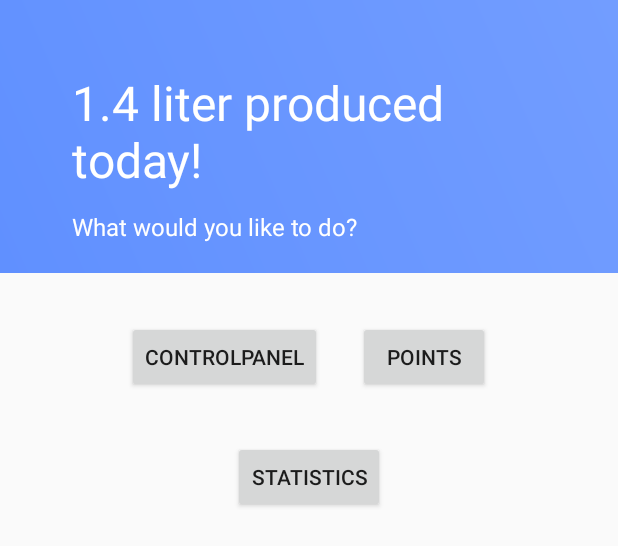
After one commit to Robertds17/Project-water-harvester, an Android app: the layout fragment_home.xml on its own in the app's theme, with its tools: preview values and no code run, on a phone screen of 412 x 824 dp. The commit adds this screen. Shown: the top 546 px of the screen. Run offline under Robolectric (Android 15) with nearby library versions, the phone set to English and light mode, and no system bars.

Commit message:
home fragment

```diff
--- /dev/null
+++ b/android/app/src/main/java/com/example/water_harvester/FragmentHome.java
@@ -0,0 +1,23 @@
+package com.example.water_harvester;
+
+import android.os.Bundle;
+import android.view.LayoutInflater;
+import android.view.View;
+import android.view.ViewGroup;
+
+import androidx.annotation.NonNull;
+import androidx.annotation.Nullable;
+import androidx.fragment.app.Fragment;
+
+public class FragmentHome extends Fragment{
+    private View view;
+
+    @Nullable
+    @Override
+    public View onCreateView(@NonNull LayoutInflater inflater, @Nullable ViewGroup container, @Nullable Bundle savedInstanceState) {
+        view = inflater.inflate(R.layout.fragment_home, container, false);
+
+        return view;
+    }
+
+}
--- a/android/app/src/main/java/com/example/water_harvester/MainActivity.java
+++ b/android/app/src/main/java/com/example/water_harvester/MainActivity.java
@@ -53,7 +53,7 @@ public class MainActivity extends AppCompatActivity {
 
         fragmentManager = getSupportFragmentManager();
 
-        getSupportFragmentManager().beginTransaction().replace(R.id.fragment_container, new FragmentFirebaseData()).commit();
+        getSupportFragmentManager().beginTransaction().replace(R.id.fragment_container, new FragmentHome()).commit();
 
         // test stuff here
 
--- /dev/null
+++ b/android/app/src/main/res/layout/fragment_home.xml
@@ -0,0 +1,87 @@
+<?xml version="1.0" encoding="utf-8"?>
+<ScrollView xmlns:android="http://schemas.android.com/apk/res/android"
+    xmlns:app="http://schemas.android.com/apk/res-auto"
+    xmlns:tools="http://schemas.android.com/tools"
+    android:layout_width="match_parent"
+    android:layout_height="match_parent">
+
+    <LinearLayout
+        android:layout_width="match_parent"
+        android:layout_height="match_parent"
+        android:orientation="vertical"
+        tools:layout_editor_absoluteX="1dp"
+        tools:layout_editor_absoluteY="1dp">
+
+        <LinearLayout
+            android:layout_width="match_parent"
+            android:layout_height="182dp"
+            android:background="@drawable/main_gradient"
+            android:gravity="bottom"
+            android:orientation="vertical"
+            android:paddingLeft="48dp"
+            android:paddingRight="36dp"
+            android:paddingTop="36dp"
+            android:paddingBottom="8dp">
+
+
+            <TextView
+                android:id="@+id/menu_header"
+                android:layout_width="wrap_content"
+                android:layout_height="wrap_content"
+                android:layout_marginBottom="12dp"
+                android:text="1.4 liter produced today!"
+                android:textColor="#fff"
+                android:textSize="32dp"
+                />
+
+            <TextView
+                android:id="@+id/menu_description"
+                android:layout_width="wrap_content"
+                android:layout_height="wrap_content"
+                android:layout_marginBottom="12dp"
+                android:text="What would you like to do?"
+                android:textColor="#fff"
+                android:textSize="16dp" />
+
+
+        </LinearLayout>
+
+        <LinearLayout
+            android:layout_width="wrap_content"
+            android:layout_height="wrap_content"
+            android:layout_gravity="center_horizontal"
+            android:layout_marginTop="32dp">
+
+            <Button
+                android:id="@+id/controlpanelButton"
+                android:layout_width="wrap_content"
+                android:layout_height="wrap_content"
+                android:text="Controlpanel"
+                android:layout_marginRight="12dp"/>
+
+            <Button
+                android:id="@+id/pointsButton"
+                android:layout_width="wrap_content"
+                android:layout_height="wrap_content"
+                android:text="Points"
+                android:layout_marginLeft="12dp"/>
+
+        </LinearLayout>
+
+        <LinearLayout
+            android:layout_width="wrap_content"
+            android:layout_height="wrap_content"
+            android:layout_gravity="center_horizontal"
+            android:layout_marginTop="32dp">
+
+            <Button
+                android:id="@+id/statisticsButton"
+                android:layout_width="wrap_content"
+                android:layout_height="wrap_content"
+                android:text="Statistics"/>
+
+        </LinearLayout>
+
+    </LinearLayout>
+
+</ScrollView>
```
